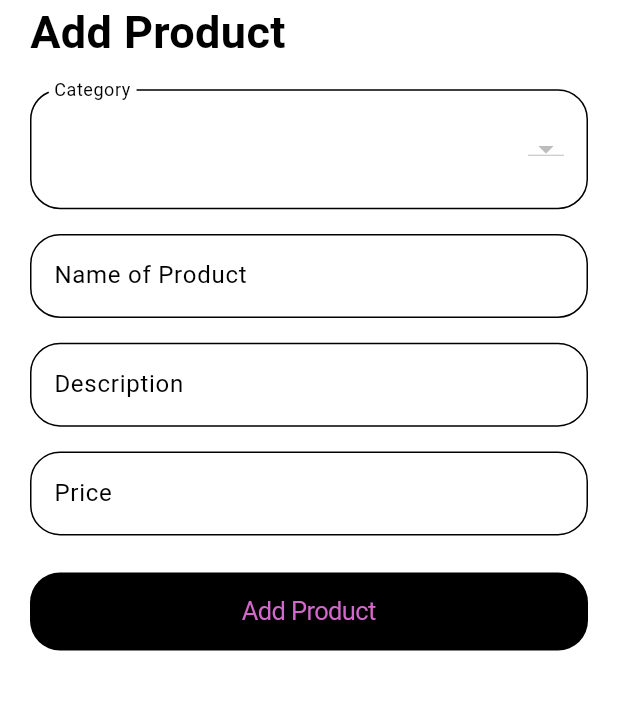
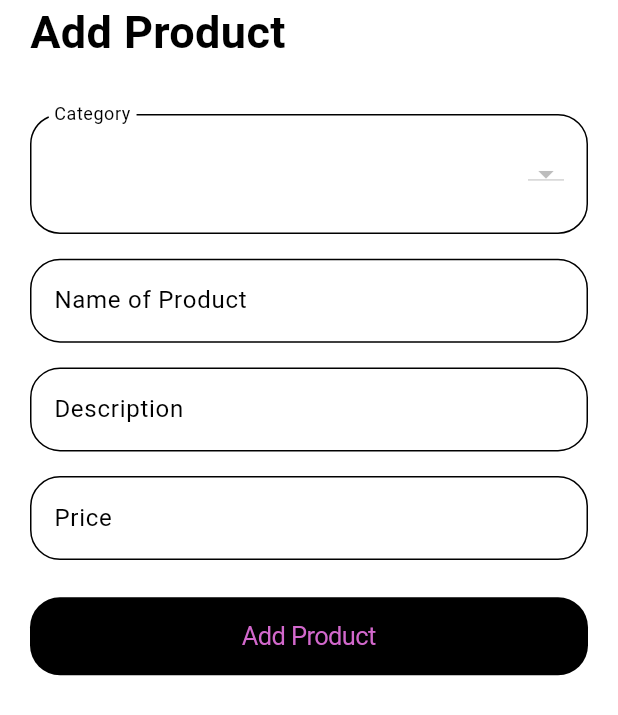
Before and after one commit to TheJambo05/Jumper, a Flutter app: the AddProductScreen screen opened by its route, on a phone screen of 412 x 824 dp. Shown: the top 715 px of the screen. Run offline on Flutter 3.47's test engine with Material 3 defaults, Android fonts, the phone set to English and light mode, and no system bars; our stand-ins replace cached_network_image, dio, email_validator, equatable, flutter_bloc, input_quantity and 2 more; missing offline and left inert: flutter_carousel_slider; accounts and stored records are empty; network calls fail.

```diff
--- a/lib/presentation/screens/vendors/add_products_screen.dart
+++ b/lib/presentation/screens/vendors/add_products_screen.dart
@@ -38,6 +38,9 @@ class _AddProductScreenState extends State<AddProductScreen> {
                             fontSize: 30, fontWeight: FontWeight.bold),
                       ),
                     ],
+                  ),
+                  SizedBox(
+                    height: MediaQuery.of(context).size.height * 0.02,
                   ),
                   SizedBox(
                     height: MediaQuery.of(context).size.height * 0.02,
```
